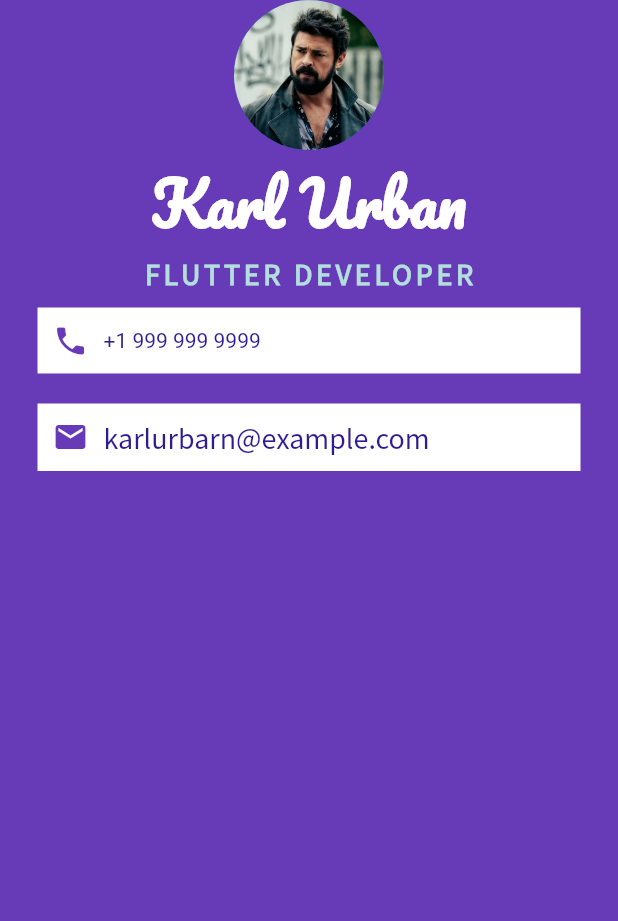
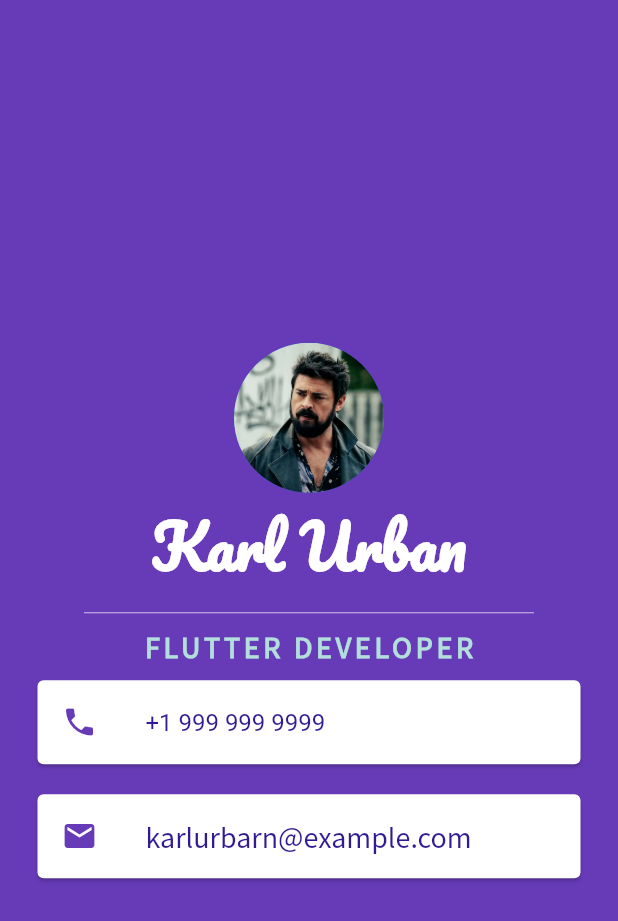
Before and after one commit to wahidmaruf/flutter_business_card, a Flutter app: the screen it shows after launch, on a phone screen of 412 x 824 dp. Shown: the top 921 px of the screen. Run offline on Flutter 3.47's test engine with Material 2 defaults, Android fonts, the phone set to English and light mode, and no system bars.

Commit message:
Update info with Card widget | Center the column widget

```diff
--- a/lib/main.dart
+++ b/lib/main.dart
@@ -15,6 +15,7 @@ class MyApp extends StatelessWidget {
         backgroundColor: Colors.deepPurple,
         body: SafeArea(
           child: Column(
+            mainAxisAlignment: MainAxisAlignment.center,
             children: [
               const CircleAvatar(
                 radius: 50.0,
@@ -26,6 +27,13 @@ class MyApp extends StatelessWidget {
                       fontSize: 40.0,
                       color: Colors.white,
                       fontWeight: FontWeight.bold)),
+              SizedBox(
+                height: 20,
+                width: 300,
+                child: Divider(
+                  color: Colors.deepPurple.shade100,
+                ),
+              ),
               Text(
                 'FLUTTER DEVELOPER',
                 style: TextStyle(
@@ -35,41 +43,35 @@ class MyApp extends StatelessWidget {
                     letterSpacing: 2.5,
                     fontWeight: FontWeight.bold),
               ),
-              Container(
+              Card(
                 color: Colors.white,
-                padding: const EdgeInsets.all(10),
-                margin: const EdgeInsets.symmetric(vertical: 10.0, horizontal: 25.0),
-                child: Row(
-                  children: [
-                    const Icon(Icons.phone, color: Colors.deepPurple),
-                    const SizedBox(width: 10.0),
-                    Text('+1 999 999 9999',
-                      style: TextStyle(
-                        color: Colors.deepPurple.shade900
-                      ),
-                    )
-                  ],
+                margin: const EdgeInsets.symmetric(
+                    vertical: 10.0, horizontal: 25.0),
+                child: ListTile(
+                  leading: const Icon(Icons.phone, color: Colors.deepPurple),
+                  title: Text(
+                    '+1 999 999 9999',
+                    style: TextStyle(color: Colors.deepPurple.shade900),
+                  ),
                 ),
               ),
-              Container(
-                color: Colors.white,
-                padding: const EdgeInsets.all(10.0),
-                margin: const EdgeInsets.symmetric(vertical: 10.0, horizontal: 25.0),
-                child: Row(
-                  children: [
-                    const Icon(Icons.email, color: Colors.deepPurple,),
-                    const SizedBox(width: 10.0),
-                    Text(
-                      'karlurbarn@example.com',
-                      style: TextStyle(
-                        fontSize: 20.0,
-                        color: Colors.deepPurple.shade900,
-                        fontFamily: 'SourceSansPro'
+              Card(
+                  color: Colors.white,
+                  margin: const EdgeInsets.symmetric(
+                      vertical: 10.0, horizontal: 25.0),
+                  child: ListTile(
+                      leading: const Icon(
+                        Icons.email,
+                        color: Colors.deepPurple,
                       ),
-                    )
-                  ],
-                ),
-              )
+                      title: Text(
+                        'karlurbarn@example.com',
+                        style: TextStyle(
+                            fontSize: 20,
+                            color: Colors.deepPurple.shade900,
+                            fontFamily: 'SourceSansPro'),
+                      ))
+                  )
             ],
           ),
         ),
```
